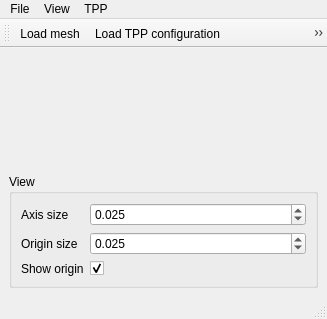
First picture: the form in noether_gui/src/widgets/tpp_widget.ui, repository ros-industrial/noether, before the edit.
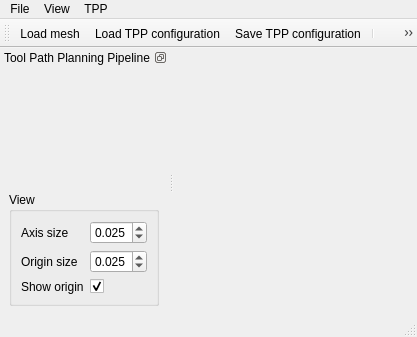
Second picture: the form after the edit. Icons and pictures are not drawn. Custom widgets are drawn as their Qt base class.

Commit message: Replaced splitter with dock widget in tool path planning widget

```diff
--- a/noether_gui/src/widgets/tpp_widget.ui
+++ b/noether_gui/src/widgets/tpp_widget.ui
@@ -6,110 +6,21 @@
    <rect>
     <x>0</x>
     <y>0</y>
-    <width>327</width>
-    <height>319</height>
+    <width>417</width>
+    <height>337</height>
    </rect>
   </property>
   <property name="windowTitle">
    <string>MainWindow</string>
   </property>
-  <widget class="QWidget" name="centralwidget">
-   <layout class="QVBoxLayout" name="verticalLayout_2">
-    <item>
-     <widget class="QSplitter" name="splitter">
-      <property name="orientation">
-       <enum>Qt::Horizontal</enum>
-      </property>
-      <widget class="QWidget" name="verticalLayoutWidget">
-       <layout class="QVBoxLayout" name="verticalLayout">
-        <item>
-         <widget class="QWidget" name="widget" native="true"/>
-        </item>
-        <item>
-         <widget class="QGroupBox" name="groupBox">
-          <property name="title">
-           <string>View</string>
-          </property>
-          <layout class="QFormLayout" name="formLayout">
-           <item row="0" column="0">
-            <widget class="QLabel" name="label">
-             <property name="text">
-              <string>Axis size</string>
-             </property>
-            </widget>
-           </item>
-           <item row="0" column="1">
-            <widget class="noether::DistanceDoubleSpinBox" name="double_spin_box_axis_size">
-             <property name="decimals">
-              <number>3</number>
-             </property>
-             <property name="maximum">
-              <double>1.000000000000000</double>
-             </property>
-             <property name="singleStep">
-              <double>0.010000000000000</double>
-             </property>
-             <property name="value">
-              <double>0.025000000000000</double>
-             </property>
-            </widget>
-           </item>
-           <item row="2" column="0">
-            <widget class="QLabel" name="label_2">
-             <property name="text">
-              <string>Show origin</string>
-             </property>
-            </widget>
-           </item>
-           <item row="2" column="1">
-            <widget class="QCheckBox" name="check_box_show_axes">
-             <property name="text">
-              <string/>
-             </property>
-             <property name="checked">
-              <bool>true</bool>
-             </property>
-            </widget>
-           </item>
-           <item row="1" column="1">
-            <widget class="noether::DistanceDoubleSpinBox" name="double_spin_box_origin_size">
-             <property name="decimals">
-              <number>3</number>
-             </property>
-             <property name="maximum">
-              <double>1.000000000000000</double>
-             </property>
-             <property name="singleStep">
-              <double>0.010000000000000</double>
-             </property>
-             <property name="value">
-              <double>0.025000000000000</double>
-             </property>
-            </widget>
-           </item>
-           <item row="1" column="0">
-            <widget class="QLabel" name="label_3">
-             <property name="text">
-              <string>Origin size</string>
-             </property>
-            </widget>
-           </item>
-          </layout>
-         </widget>
-        </item>
-       </layout>
-      </widget>
-     </widget>
-    </item>
-   </layout>
-  </widget>
+  <widget class="QWidget" name="centralwidget"/>
   <widget class="QMenuBar" name="menubar">
    <property name="geometry">
     <rect>
      <x>0</x>
      <y>0</y>
-     <width>327</width>
-     <height>22</height>
+     <width>417</width>
+     <height>23</height>
     </rect>
    </property>
    <widget class="QMenu" name="menuFile">
@@ -219,6 +130,99 @@
    <addaction name="action_save_modified_mesh"/>
    <addaction name="action_save_toolpath"/>
   </widget>
+  <widget class="QDockWidget" name="dock">
+   <property name="features">
+    <set>QDockWidget::DockWidgetFloatable|QDockWidget::DockWidgetMovable</set>
+   </property>
+   <property name="allowedAreas">
+    <set>Qt::LeftDockWidgetArea|Qt::RightDockWidgetArea</set>
+   </property>
+   <property name="windowTitle">
+    <string>Tool Path Planning Pipeline</string>
+   </property>
+   <attribute name="dockWidgetArea">
+    <number>1</number>
+   </attribute>
+   <widget class="QWidget" name="dockWidgetContents">
+    <layout class="QVBoxLayout" name="verticalLayout">
+     <item>
+      <widget class="QWidget" name="widget" native="true"/>
+     </item>
+     <item>
+      <widget class="QGroupBox" name="groupBox">
+       <property name="title">
+        <string>View</string>
+       </property>
+       <layout class="QFormLayout" name="formLayout">
+        <item row="0" column="0">
+         <widget class="QLabel" name="label">
+          <property name="text">
+           <string>Axis size</string>
+          </property>
+         </widget>
+        </item>
+        <item row="0" column="1">
+         <widget class="noether::DistanceDoubleSpinBox" name="double_spin_box_axis_size">
+          <property name="decimals">
+           <number>3</number>
+          </property>
+          <property name="maximum">
+           <double>1.000000000000000</double>
+          </property>
+          <property name="singleStep">
+           <double>0.010000000000000</double>
+          </property>
+          <property name="value">
+           <double>0.025000000000000</double>
+          </property>
+         </widget>
+        </item>
+        <item row="2" column="0">
+         <widget class="QLabel" name="label_2">
+          <property name="text">
+           <string>Show origin</string>
+          </property>
+         </widget>
+        </item>
+        <item row="2" column="1">
+         <widget class="QCheckBox" name="check_box_show_axes">
+          <property name="text">
+           <string/>
+          </property>
+          <property name="checked">
+           <bool>true</bool>
+          </property>
+         </widget>
+        </item>
+        <item row="1" column="1">
+         <widget class="noether::DistanceDoubleSpinBox" name="double_spin_box_origin_size">
+          <property name="decimals">
+           <number>3</number>
+          </property>
+          <property name="maximum">
+           <double>1.000000000000000</double>
+          </property>
+          <property name="singleStep">
+           <double>0.010000000000000</double>
+          </property>
+          <property name="value">
+           <double>0.025000000000000</double>
+          </property>
+         </widget>
+        </item>
+        <item row="1" column="0">
+         <widget class="QLabel" name="label_3">
+          <property name="text">
+           <string>Origin size</string>
+          </property>
+         </widget>
+        </item>
+       </layout>
+      </widget>
+     </item>
+    </layout>
+   </widget>
+  </widget>
   <action name="action_load_config">
    <property name="icon">
     <iconset theme="document-properties"/>
```
The commit also changes 1 other file.
